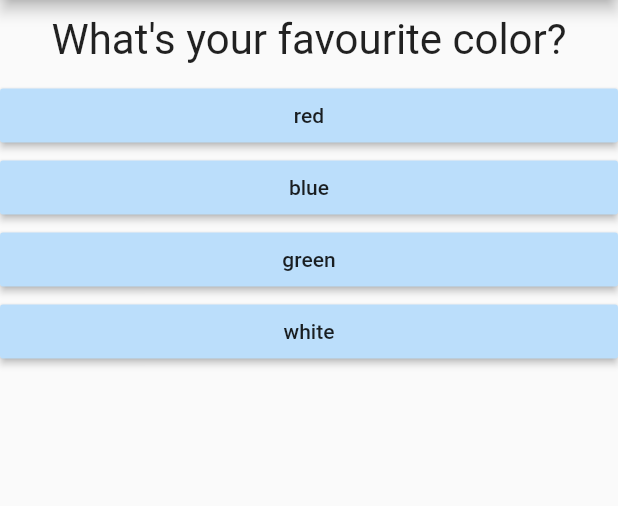
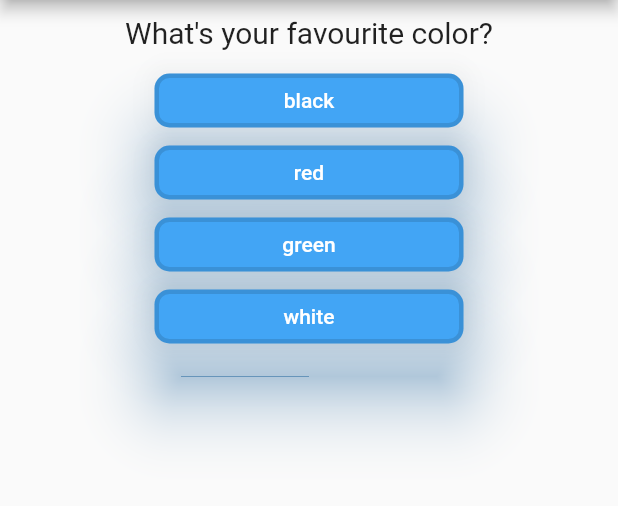
Before and after one commit to Aghiad-Alzein-78/courseApp1, a Flutter app: the screen it shows after launch, on a phone screen of 412 x 824 dp, the part 84-590 px from its top. Run offline on Flutter 3.47's test engine with Material 2 defaults, Android fonts, the phone set to English and light mode, and no system bars.

```diff
--- a/lib/answer.dart
+++ b/lib/answer.dart
@@ -7,9 +7,20 @@ class Answer extends StatelessWidget {
   @override
   Widget build(BuildContext context) {
     return Container(
-      width: MediaQuery.of(context).size.width,
-      child: RaisedButton(
-        color: Colors.blue[100],
+      width: MediaQuery.of(context).size.width / 2,
+      child: ElevatedButton(
+        style: ElevatedButton.styleFrom(
+          primary: Colors.blue[400],
+          shadowColor: Colors.blue[400],
+          side: const BorderSide(
+            color: Colors.black12,
+            width: 3,
+          ),
+          shape: RoundedRectangleBorder(
+            borderRadius: BorderRadius.circular(10),
+          ),
+          elevation: 20,
+        ),
         onPressed: selectHandler,
         child: Text(answer),
       ),
--- a/lib/main.dart
+++ b/lib/main.dart
@@ -1,6 +1,6 @@
 import 'package:flutter/material.dart';
-import 'package:appflutter/question.dart';
-import './answer.dart';
+import "./quiz.dart";
+import './result.dart';
 
 void main() {
   runApp(MyApp());
@@ -14,26 +14,52 @@ class MyApp extends StatefulWidget {
 }
 
 class _MyAppState extends State<MyApp> {
-  var questionIndex = 0;
-  var questions = [
+  var _questionIndex = 0;
+  var _totalScore = 0;
+  final _questions = const [
     {
       "questionText": "What's your favourite color?",
-      "answers": ['red', 'blue', 'green', 'white']
+      "answers": [
+        {"text": "black", "score": 10},
+        {"text": "red", "score": 5},
+        {"text": "green", "score": 3},
+        {"text": "white", "score": 1},
+      ]
     },
     {
       "questionText": "What's your favourite animal?",
-      "answers": ['cat', 'horse', 'dog', 'bird']
+      "answers": [
+        {"text": "Scorpion", "score": 10},
+        {"text": "Snake", "score": 5},
+        {"text": "Rabbit", "score": 3},
+        {"text": "Cat", "score": 1},
+      ]
     },
     {
       "questionText": "who's your favourite instructor?",
-      "answers": ['Max', 'Mohammad', 'Jessica', 'Todd']
+      "answers": [
+        {"text": "Todd", "score": 10},
+        {"text": "Max", "score": 5},
+        {"text": "Mohammad", "score": 3},
+        {"text": "Jessica", "score": 1},
+      ]
     },
   ];
+
+  void _reset() {
+    setState(() {
+      _questionIndex = 0;
+      _totalScore = 0;
+    });
+  }
+
   // This widget is the root of your application.
-  void answerQuestion() {
+  void _answerQuestion(int score) {
+    _totalScore += score;
     setState(() {
-      questionIndex = ((questionIndex + 1) % questions.length) ~/ 1;
+      _questionIndex += 1;
     });
+    if (_questionIndex < _questions.length) {}
   }
 
   @override
@@ -44,15 +70,12 @@ class _MyAppState extends State<MyApp> {
         appBar: AppBar(
           title: Text("My App"),
         ),
-        body: Column(
-          children: [
-            Question(questions[questionIndex]['questionText'] as String),
-            ...(questions[questionIndex]['answers'] as List<String>)
-                .map((answer) {
-              return Answer(answerQuestion, answer);
-            }),
-          ],
-        ),
+        body: _questionIndex < _questions.length
+            ? Quiz(
+                answerQuestion: _answerQuestion,
+                questionIndex: _questionIndex,
+                questions: _questions)
+            : Result(_totalScore, _reset),
       ),
     );
   }
--- a/lib/question.dart
+++ b/lib/question.dart
@@ -12,7 +12,7 @@ class Question extends StatelessWidget {
       child: Text(
         questionText,
         style: const TextStyle(
-          fontSize: 28,
+          fontSize: 20,
         ),
         textAlign: TextAlign.center,
       ),
--- /dev/null
+++ b/lib/quiz.dart
@@ -0,0 +1,27 @@
+import 'package:flutter/material.dart';
+import "./question.dart";
+import "./answer.dart";
+
+class Quiz extends StatelessWidget {
+  final List<Map<String, Object>>? questions;
+  final int? questionIndex;
+  final Function(int)? answerQuestion;
+
+  Quiz(
+      {@required this.answerQuestion,
+      @required this.questionIndex,
+      @required this.questions});
+  @override
+  Widget build(BuildContext context) {
+    return Column(
+      children: [
+        Question(questions![questionIndex!]['questionText'] as String),
+        ...(questions![questionIndex!]['answers'] as List<Map<String, Object>>)
+            .map((answer) {
+          return Answer(() => answerQuestion!(answer["score"] as int),
+              answer["text"] as String);
+        }),
+      ],
+    );
+  }
+}
```
Also changed, not shown: lib/result.dart (added, +42 -0 lines), 1 other file.
